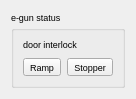
Above: src/widgets/ui/eGunHV.ui from srgblnch/LinacGUI before the change. Below: the same form after it.
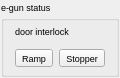
That is the form after the change. Custom widgets are drawn as their Qt base class.

Commit message: homogenize the margins in the widgets and popups

Patch:
```diff
--- a/src/widgets/ui/eGunHV.ui
+++ b/src/widgets/ui/eGunHV.ui
@@ -6,7 +6,7 @@
    <rect>
     <x>0</x>
     <y>0</y>
-    <width>109</width>
+    <width>120</width>
     <height>78</height>
    </rect>
   </property>
@@ -14,6 +14,9 @@
    <string>Form</string>
   </property>
   <layout class="QGridLayout" name="gridLayout">
+   <property name="margin">
+    <number>1</number>
+   </property>
    <item row="0" column="0">
     <widget class="TaurusGroupBox" name="taurusGroupBox">
      <property name="font">
@@ -25,6 +28,9 @@
       <string>e-gun status</string>
      </property>
      <layout class="QGridLayout" name="gridLayout_2">
+      <property name="margin">
+       <number>2</number>
+      </property>
       <item row="0" column="0">
        <layout class="QHBoxLayout" name="horizontalLayout">
         <item>
```
The commit also changes 27 other files.
